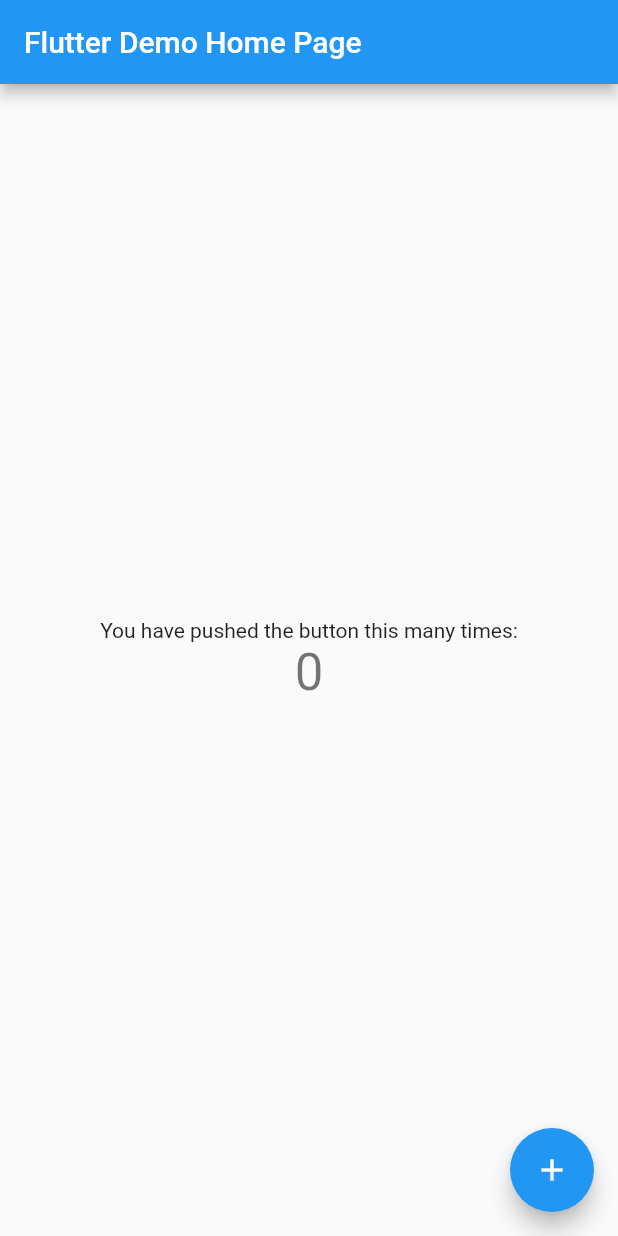
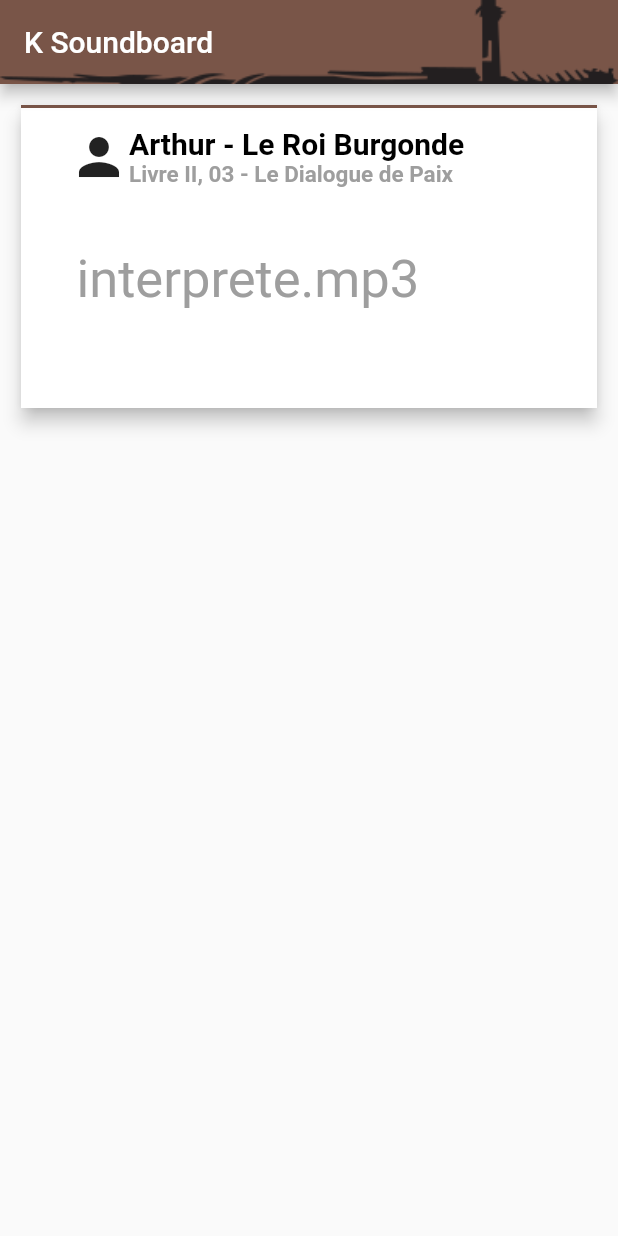
Before and after one commit to LarryMotaLavigne/Kaamelott-App, a Flutter app: the screen it shows after launch, on a phone screen of 412 x 824 dp. Run offline on Flutter 3.47's test engine with Material 2 defaults, Android fonts, the phone set to English and light mode, and no system bars; project files that could hold a hidden picture were left out.

Commit message:
first version, no sound, fake data

```diff
--- /dev/null
+++ b/lib/components/kCard.dart
@@ -0,0 +1,151 @@
+import 'package:flutter/material.dart';
+
+class KCard extends StatelessWidget {
+  var data;
+  final int index;
+
+  KCard(this.data, this.index);
+
+  @override
+  Widget build(BuildContext context) {
+    return Card(
+      elevation: 5,
+      child: Container(
+        decoration: BoxDecoration(
+          border: Border(
+            top: BorderSide(width: 2.0, color: Colors.brown),
+          ),
+          color: Colors.white,
+        ),
+        child: Padding(
+          padding: EdgeInsets.all(7),
+          child: Stack(children: <Widget>[
+            Align(
+              alignment: Alignment.centerRight,
+              child: Stack(
+                children: <Widget>[
+                  Padding(
+                      padding: const EdgeInsets.only(left: 10, top: 5),
+                      child: Column(
+                        children: <Widget>[
+                          Row(
+                            children: <Widget>[
+                              characterIcon(data[index]),
+                              SizedBox(
+                                height: 10,
+                              ),
+                              characterName(data[index]),
+                              SizedBox(
+                                width: 20,
+                              )
+                            ],
+                          ),
+                          Row(
+                            children: <Widget>[
+                              playButton(data[index])
+                            ],
+                          )
+                        ],
+                      ))
+                ],
+              ),
+            )
+          ]),
+        ),
+      ),
+    );
+  }
+
+  Widget characterIcon(data) {
+    return Padding(
+      padding: const EdgeInsets.only(left: 15.0),
+      child: Align(
+          alignment: Alignment.centerLeft,
+          child: Icon(
+            Icons.person,
+            size: 40,
+          )),
+    );
+  }
+
+  Widget characterName(data) {
+    return Align(
+      alignment: Alignment.centerLeft,
+      child: RichText(
+        text: TextSpan(
+          text: '${data['character']}',
+          style: TextStyle(
+              fontWeight: FontWeight.bold, color: Colors.black, fontSize: 20),
+          children: <TextSpan>[
+            TextSpan(
+                text: '\n${data['episode']}',
+                style: TextStyle(
+                    color: Colors.grey,
+                    fontSize: 15,
+                    fontWeight: FontWeight.bold)),
+          ],
+        ),
+      ),
+    );
+  }
+
+  Widget cryptoChange(data) {
+    return Align(
+      alignment: Alignment.topRight,
+      child: RichText(
+        text: TextSpan(
+          text: '${data['change']}',
+          style: TextStyle(
+              fontWeight: FontWeight.bold, color: Colors.green, fontSize: 20),
+          children: <TextSpan>[
+            TextSpan(
+                text: '\n${data['changeValue']}',
+                style: TextStyle(
+                    color: data['changeColor'],
+                    fontSize: 15,
+                    fontWeight: FontWeight.bold)),
+          ],
+        ),
+      ),
+    );
+  }
+
+  Widget changeIcon(data) {
+    return Align(
+        alignment: Alignment.topRight,
+        child: data['change'].contains('-')
+            ? Icon(
+                Icons.arrow_back_ios_rounded,
+                color: data['changeColor'],
+                size: 30,
+              )
+            : Icon(
+                Icons.arrow_forward_ios_rounded,
+                color: data['changeColor'],
+                size: 30,
+              ));
+  }
+
+  Widget playButton(data) {
+    return Align(
+      alignment: Alignment.centerLeft,
+      child: Padding(
+        padding: const EdgeInsets.only(left: 20.0),
+        child: Row(
+          children: <Widget>[
+            RichText(
+              textAlign: TextAlign.left,
+              text: TextSpan(
+                text: '\n${data['file']}',
+                style: TextStyle(
+                  color: Colors.grey,
+                  fontSize: 35,
+                ),
+              ),
+            ),
+          ],
+        ),
+      ),
+    );
+  }
+}
--- /dev/null
+++ b/lib/data.dart
@@ -0,0 +1,13 @@
+import 'package:flutter/material.dart';
+
+class Data {
+  static final getData = [
+    {
+      'character': 'Arthur - Le Roi Burgonde',
+      'episode': 'Livre II, 03 - Le Dialogue de Paix',
+      'file': 'interprete.mp3',
+      'title': 'Interprète',
+      'icon': Icons.account_balance,
+    },
+  ];
+}
--- a/lib/main.dart
+++ b/lib/main.dart
@@ -1,4 +1,7 @@
+import 'package:K/variables.dart';
 import 'package:flutter/material.dart';
+
+import 'pages/home.dart';
 
 void main() {
   runApp(MyApp());
@@ -9,105 +12,11 @@
   @override
   Widget build(BuildContext context) {
     return MaterialApp(
-      title: 'Flutter Demo',
+      title: Variables.appTitle,
       theme: ThemeData(
-        // This is the theme of your application.
-        //
-        // Try running your application with "flutter run". You'll see the
-        // application has a blue toolbar. Then, without quitting the app, try
-        // changing the primarySwatch below to Colors.green and then invoke
-        // "hot reload" (press "r" in the console where you ran "flutter run",
-        // or simply save your changes to "hot reload" in a Flutter IDE).
-        // Notice that the counter didn't reset back to zero; the application
-        // is not restarted.
         primarySwatch: Colors.blue,
       ),
-      home: MyHomePage(title: 'Flutter Demo Home Page'),
+      home: Home(),
     );
   }
 }
-
-class MyHomePage extends StatefulWidget {
-  MyHomePage({Key key, this.title}) : super(key: key);
-
-  // This widget is the home page of your application. It is stateful, meaning
-  // that it has a State object (defined below) that contains fields that affect
-  // how it looks.
-
-  // This class is the configuration for the state. It holds the values (in this
-  // case the title) provided by the parent (in this case the App widget) and
-  // used by the build method of the State. Fields in a Widget subclass are
-  // always marked "final".
-
-  final String title;
-
-  @override
-  _MyHomePageState createState() => _MyHomePageState();
-}
-
-class _MyHomePageState extends State<MyHomePage> {
-  int _counter = 0;
-
-  void _incrementCounter() {
-    setState(() {
-      // This call to setState tells the Flutter framework that something has
-      // changed in this State, which causes it to rerun the build method below
-      // so that the display can reflect the updated values. If we changed
-      // _counter without calling setState(), then the build method would not be
-      // called again, and so nothing would appear to happen.
-      _counter++;
-    });
-  }
-
-  @override
-  Widget build(BuildContext context) {
-    // This method is rerun every time setState is called, for instance as done
-    // by the _incrementCounter method above.
-    //
-    // The Flutter framework has been optimized to make rerunning build methods
-    // fast, so that you can just rebuild anything that needs updating rather
-    // than having to individually change instances of widgets.
-    return Scaffold(
-      appBar: AppBar(
-        // Here we take the value from the MyHomePage object that was created by
-        // the App.build method, and use it to set our appbar title.
-        title: Text(widget.title),
-      ),
-      body: Center(
-        // Center is a layout widget. It takes a single child and positions it
-        // in the middle of the parent.
-        child: Column(
-          // Column is also a layout widget. It takes a list of children and
-          // arranges them vertically. By default, it sizes itself to fit its
-          // children horizontally, and tries to be as tall as its parent.
-          //
-          // Invoke "debug painting" (press "p" in the console, choose the
-          // "Toggle Debug Paint" action from the Flutter Inspector in Android
-          // Studio, or the "Toggle Debug Paint" command in Visual Studio Code)
-          // to see the wireframe for each widget.
-          //
-          // Column has various properties to control how it sizes itself and
-          // how it positions its children. Here we use mainAxisAlignment to
-          // center the children vertically; the main axis here is the vertical
-          // axis because Columns are vertical (the cross axis would be
-          // horizontal).
-          mainAxisAlignment: MainAxisAlignment.center,
-          children: <Widget>[
-            Text(
-              'You have pushed the button this many times:',
-            ),
-            Text(
-              '$_counter',
-              style: Theme.of(context).textTheme.headline4,
-            ),
-          ],
-        ),
-      ),
-      floatingActionButton: FloatingActionButton(
-        onPressed: _incrementCounter,
-        tooltip: 'Increment',
-        child: Icon(Icons.add),
-      ), // This trailing comma makes auto-formatting nicer for build methods.
-    );
-  }
-}
--- /dev/null
+++ b/lib/pages/home.dart
@@ -0,0 +1,43 @@
+import 'package:K/components/kCard.dart';
+import 'package:K/data.dart';
+import 'package:K/variables.dart';
+import 'package:flutter/cupertino.dart';
+import 'package:flutter/material.dart';
+
+class Home extends StatelessWidget {
+  var data = Data.getData;
+
+  @override
+  Widget build(BuildContext context) {
+    return MaterialApp(
+        home: Scaffold(
+            appBar: AppBar(
+              title: Text(Variables.appTitle),
+              flexibleSpace: Image(
+                image: AssetImage(Variables.appBarImage),
+                fit: BoxFit.cover,
+              ),
+              backgroundColor: Variables.appBarColor,
+            ),
+            body: Container(
+              child: Column(
+                mainAxisSize: MainAxisSize.max,
+                mainAxisAlignment: MainAxisAlignment.start,
+                children: <Widget>[
+                  Expanded(
+                    child: ListView.builder(
+                        itemCount: data.length,
+                        itemBuilder: (context, index) {
+                          return Container(
+                            padding: EdgeInsets.fromLTRB(10, 10, 10, 0),
+                            height: 220,
+                            width: double.maxFinite,
+                            child: KCard(data, index),
+                          );
+                        }),
+                  ),
+                ],
+              ),
+            )));
+  }
+}
--- /dev/null
+++ b/lib/variables.dart
@@ -0,0 +1,8 @@
+import 'package:flutter/material.dart';
+
+class Variables {
+  static const String appTitle = "K Soundboard";
+  static const String appBarImage = 'assets/sword.png';
+
+  static var appBarColor = Colors.brown;
+}
```
Also changed, not shown: pubspec.yaml (+5 -13 lines), assets/sword.png (added), assets/sword.svg (added), pubspec.lock, 1 other file.
